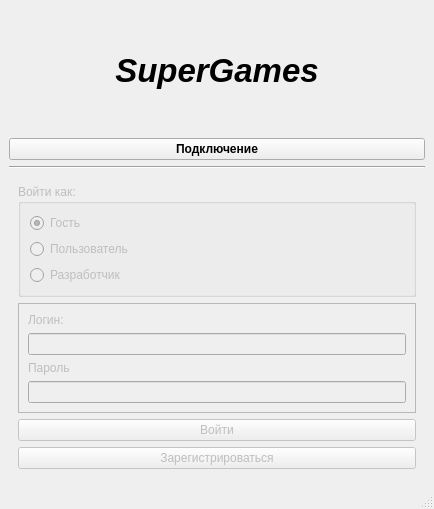
Old version of the form sem5/supergames-qt/mainwindow.ui in the repository faurkonig/i-love-karpov.
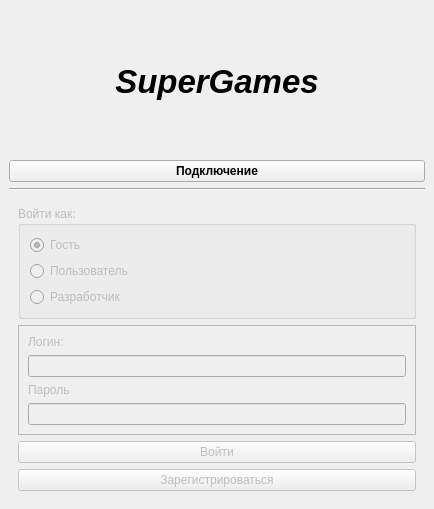
New version of the form.

Diff of the .ui file:
```diff
--- a/sem5/supergames-qt/mainwindow.ui
+++ b/sem5/supergames-qt/mainwindow.ui
@@ -157,7 +157,6 @@
     </item>
    </layout>
   </widget>
-  <widget class="QStatusBar" name="statusbar"/>
  </widget>
  <resources/>
  <connections/>
```
